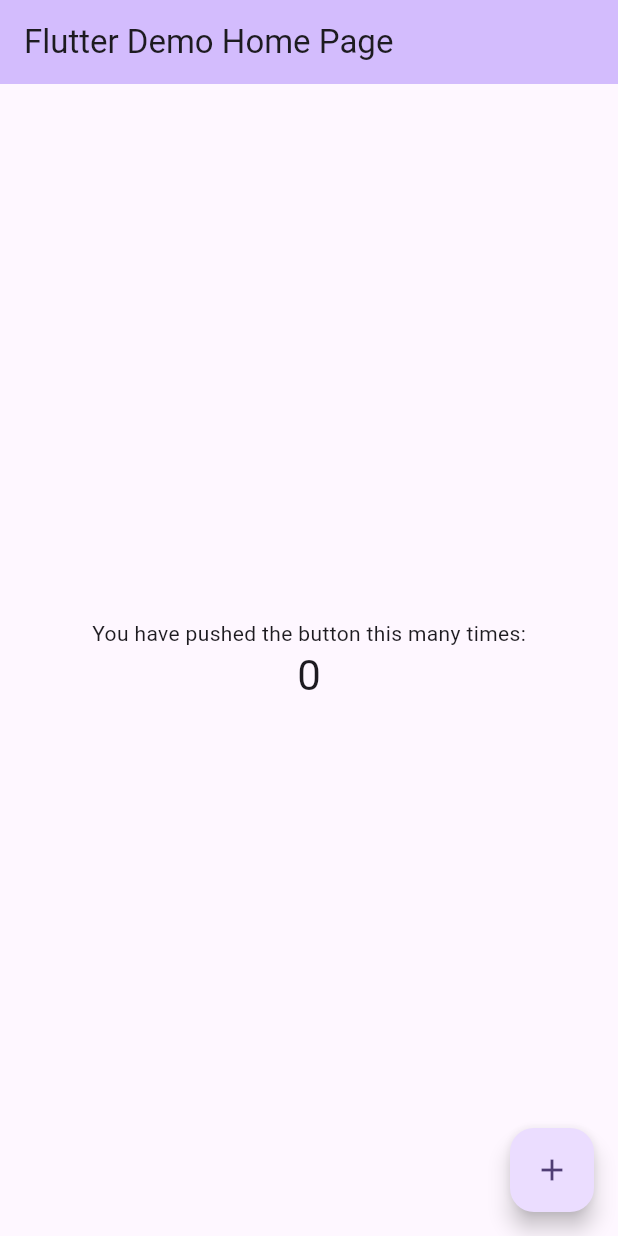
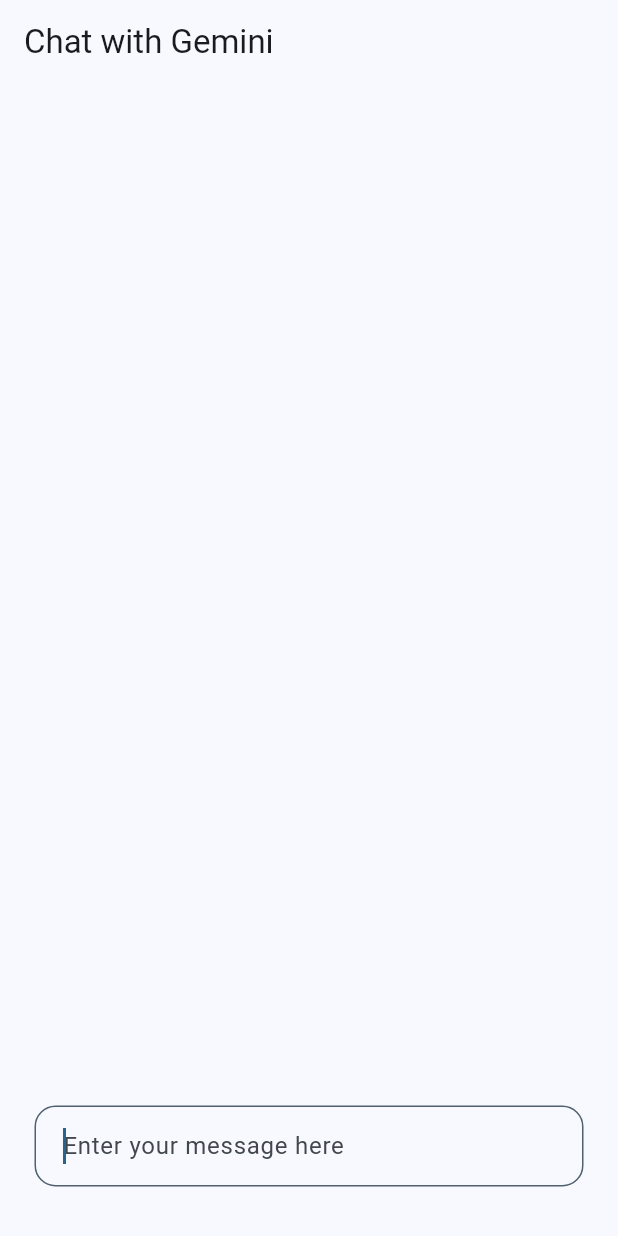
Before and after one commit to NZpatelK/AI-ChatBot, a Flutter app: the screen it shows after launch, on a phone screen of 412 x 824 dp. Run offline on Flutter 3.47's test engine with Material 3 defaults, Android fonts, the phone set to English and light mode, and no system bars; our stand-ins replace flutter_markdown, google_generative_ai; missing offline and left inert: dart:ffi.

Commit message:
implement gemini

```diff
--- /dev/null
+++ b/lib/home_screen.dart
@@ -0,0 +1,169 @@
+// Suggested code may be subject to a license. Learn more: ~LicenseLog:3834123187.
+// Suggested code may be subject to a license. Learn more: ~LicenseLog:293592575.
+// Suggested code may be subject to a license. Learn more: ~LicenseLog:910774663.
+import 'dart:ffi';
+
+import 'package:flutter/material.dart';
+import 'package:google_generative_ai/google_generative_ai.dart';
+import 'package:myapp/message_widget.dart';
+
+class HomeScreen extends StatefulWidget {
+  const HomeScreen({Key? key}) : super(key: key);
+
+  @override
+  State<HomeScreen> createState() => _HomeScreenState();
+}
+
+class _HomeScreenState extends State<HomeScreen> {
+  late final GenerativeModel _model;
+  late final ChatSession _chatSession;
+  final FocusNode _textFieldFocus = FocusNode();
+  final TextEditingController _textController = TextEditingController();
+  final ScrollController _scrollController = ScrollController();
+  bool _loading = false;
+
+  @override
+  void initState() {
+    super.initState();
+    _model = GenerativeModel(
+      model: 'gemini-pro',
+      apiKey: const String.fromEnvironment('api_key'),
+    );
+    _chatSession = _model.startChat();
+  }
+
+  @override
+  Widget build(BuildContext context) {
+    return Scaffold(
+      appBar: AppBar(
+        title: const Text('Chat with Gemini'),
+      ),
+      body: Padding(
+        padding: const EdgeInsets.all(8.0),
+        child: Column(
+          mainAxisAlignment: MainAxisAlignment.center,
+          crossAxisAlignment: CrossAxisAlignment.start,
+          children: [
+            Expanded(
+              child: ListView.builder(
+                controller: _scrollController,
+                itemCount: _chatSession.history.length,
+                itemBuilder: (context, index) {
+                  final Content content = _chatSession.history.toList()[index];
+                  final text = content.parts
+                      .whereType<TextPart>()
+                      .map<String>((e) => e.text)
+                      .join('');
+                  return MessageWidget(
+                      text: text, isFromUser: content.role == 'user');
+                },
+              ),
+            ),
+            Padding(
+                padding: EdgeInsets.symmetric(
+                  vertical: 25,
+                  horizontal: 15,
+                ),
+                child: Row(
+                  children: [
+                    Expanded(
+                      child: TextField(
+                        autofocus: true,
+                        focusNode: _textFieldFocus,
+                        decoration: textFieldDecoration(),
+                        controller: _textController,
+                        onSubmitted: _sendChatMessage,
+                      ),
+                    ),
+                    const SizedBox(height: 15),
+                  ],
+                ))
+          ],
+        ),
+      ),
+    );
+  }
+
+  InputDecoration textFieldDecoration() {
+    return InputDecoration(
+      contentPadding: const EdgeInsets.all(15),
+      hintText: "Enter your message here",
+      border: OutlineInputBorder(
+        borderRadius: const BorderRadius.all(
+          Radius.circular(14),
+        ),
+        borderSide: BorderSide(color: Theme.of(context).colorScheme.secondary),
+      ),
+      focusedBorder: OutlineInputBorder(
+        borderRadius: const BorderRadius.all(
+          Radius.circular(14),
+        ),
+        borderSide: BorderSide(color: Theme.of(context).colorScheme.secondary),
+      ),
+    );
+  }
+
+  Future<void> _sendChatMessage(String message) async {
+    setState(() {
+      _loading = true;
+    });
+
+    try {
+      final response = await _chatSession.sendMessage(
+        Content.text(message),
+      );
+      final text = response.text;
+      if (text == null) {
+        _showError('No response from the server');
+        return;
+      } else {
+        setState(() {
+          _loading = false;
+          _scrollDown();
+        });
+      }
+    } catch (e) {
+      _showError(e.toString());
+      setState(() {
+        _loading = false;
+      });
+    } finally {
+      _textController.clear();
+      setState(() {
+        _loading = false;
+      });
+      _textFieldFocus.requestFocus();
+    }
+  }
+
+  void _scrollDown() {
+    WidgetsBinding.instance
+        .addPostFrameCallback((_) => _scrollController.animateTo(
+              _scrollController.position.maxScrollExtent,
+              duration: const Duration(milliseconds: 750),
+              curve: Curves.easeOutCirc,
+            ));
+  }
+
+  void _showError(String message) {
+    showDialog<void>(
+      context: context,
+      builder: (context) {
+        return AlertDialog(
+          title: const Text('Something went wrong'),
+          content: SingleChildScrollView(
+            child: SelectableText(message),
+          ),
+          actions: [
+            TextButton(
+              onPressed: () {
+                Navigator.of(context).pop();
+              },
+              child: const Text('OK'),
+            )
+          ],
+        );
+      },
+    );
+  }
+}
--- a/lib/main.dart
+++ b/lib/main.dart
@@ -1,4 +1,5 @@
 import 'package:flutter/material.dart';
+import 'package:myapp/home_screen.dart';
 
 void main() {
   runApp(const MyApp());
@@ -11,115 +12,12 @@ class MyApp extends StatelessWidget {
   @override
   Widget build(BuildContext context) {
     return MaterialApp(
-      title: 'Flutter Demo',
+      title: 'Chat with Gemini',
       theme: ThemeData(
-        // This is the theme of your application.
-        //
-        // TRY THIS: Try running your application with "flutter run". You'll see
-        // the application has a purple toolbar. Then, without quitting the app,
-        // try changing the seedColor in the colorScheme below to Colors.green
-        // and then invoke "hot reload" (save your changes or press the "hot
-        // reload" button in a Flutter-supported IDE, or press "r" if you used
-        // the command line to start the app).
-        //
-        // Notice that the counter didn't reset back to zero; the application
-        // state is not lost during the reload. To reset the state, use hot
-        // restart instead.
-        //
-        // This works for code too, not just values: Most code changes can be
-        // tested with just a hot reload.
-        colorScheme: ColorScheme.fromSeed(seedColor: Colors.deepPurple),
+        colorScheme: ColorScheme.fromSeed(seedColor: Colors.lightBlue),
         useMaterial3: true,
       ),
-      home: const MyHomePage(title: 'Flutter Demo Home Page'),
+      home: const HomeScreen(),
     );
   }
 }
-
-class MyHomePage extends StatefulWidget {
-  const MyHomePage({super.key, required this.title});
-
-  // This widget is the home page of your application. It is stateful, meaning
-  // that it has a State object (defined below) that contains fields that affect
-  // how it looks.
-
-  // This class is the configuration for the state. It holds the values (in this
-  // case the title) provided by the parent (in this case the App widget) and
-  // used by the build method of the State. Fields in a Widget subclass are
-  // always marked "final".
-
-  final String title;
-
-  @override
-  State<MyHomePage> createState() => _MyHomePageState();
-}
-
-class _MyHomePageState extends State<MyHomePage> {
-  int _counter = 0;
-
-  void _incrementCounter() {
-    setState(() {
-      // This call to setState tells the Flutter framework that something has
-      // changed in this State, which causes it to rerun the build method below
-      // so that the display can reflect the updated values. If we changed
-      // _counter without calling setState(), then the build method would not be
-      // called again, and so nothing would appear to happen.
-      _counter++;
-    });
-  }
-
-  @override
-  Widget build(BuildContext context) {
-    // This method is rerun every time setState is called, for instance as done
-    // by the _incrementCounter method above.
-    //
-    // The Flutter framework has been optimized to make rerunning build methods
-    // fast, so that you can just rebuild anything that needs updating rather
-    // than having to individually change instances of widgets.
-    return Scaffold(
-      appBar: AppBar(
-        // TRY THIS: Try changing the color here to a specific color (to
-        // Colors.amber, perhaps?) and trigger a hot reload to see the AppBar
-        // change color while the other colors stay the same.
-        backgroundColor: Theme.of(context).colorScheme.inversePrimary,
-        // Here we take the value from the MyHomePage object that was created by
-        // the App.build method, and use it to set our appbar title.
-        title: Text(widget.title),
-      ),
-      body: Center(
-        // Center is a layout widget. It takes a single child and positions it
-        // in the middle of the parent.
-        child: Column(
-          // Column is also a layout widget. It takes a list of children and
-          // arranges them vertically. By default, it sizes itself to fit its
-          // children horizontally, and tries to be as tall as its parent.
-          //
-          // Column has various properties to control how it sizes itself and
-          // how it positions its children. Here we use mainAxisAlignment to
-          // center the children vertically; the main axis here is the vertical
-          // axis because Columns are vertical (the cross axis would be
-          // horizontal).
-          //
-          // TRY THIS: Invoke "debug painting" (choose the "Toggle Debug Paint"
-          // action in the IDE, or press "p" in the console), to see the
-          // wireframe for each widget.
-          mainAxisAlignment: MainAxisAlignment.center,
-          children: <Widget>[
-            const Text(
-              'You have pushed the button this many times:',
-            ),
-            Text(
-              '$_counter',
-              style: Theme.of(context).textTheme.headlineMedium,
-            ),
-          ],
-        ),
-      ),
-      floatingActionButton: FloatingActionButton(
-        onPressed: _incrementCounter,
-        tooltip: 'Increment',
-        child: const Icon(Icons.add),
-      ), // This trailing comma makes auto-formatting nicer for build methods.
-    );
-  }
-}
--- a/pubspec.yaml
+++ b/pubspec.yaml
@@ -35,6 +35,8 @@ dependencies:
   # The following adds the Cupertino Icons font to your application.
   # Use with the CupertinoIcons class for iOS style icons.
   cupertino_icons: ^1.0.6
+  google_generative_ai: ^0.4.5
+  flutter_markdown: ^0.7.3+1
 
 dev_dependencies:
   flutter_test:
@@ -45,7 +47,7 @@ dev_dependencies:
   # activated in the `analysis_options.yaml` file located at the root of your
   # package. See that file for information about deactivating specific lint
   # rules and activating additional ones.
-  flutter_lints: ^3.0.0
+  flutter_lints: ^4.0.0
 
 # For information on the generic Dart part of this file, see the
 # following page: https://dart.dev/tools/pub/pubspec
```
Also changed, not shown: lib/message_widget.dart (added, +37 -0 lines), .idx/integrations.json (added), pubspec.lock, 1 other file.
